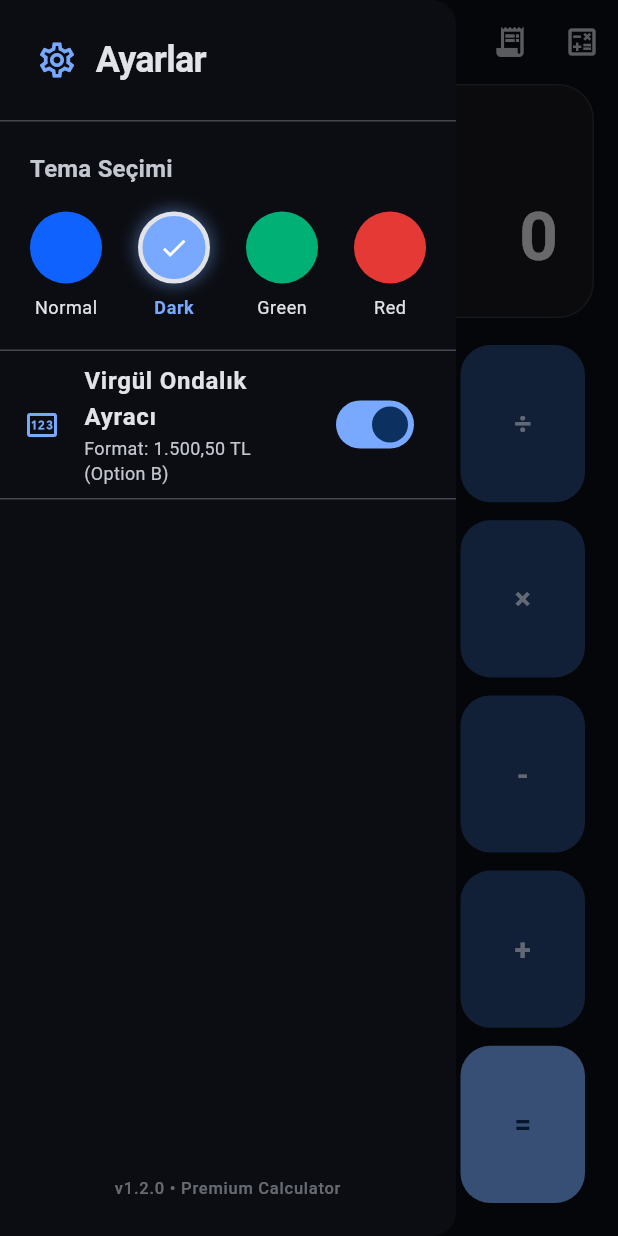
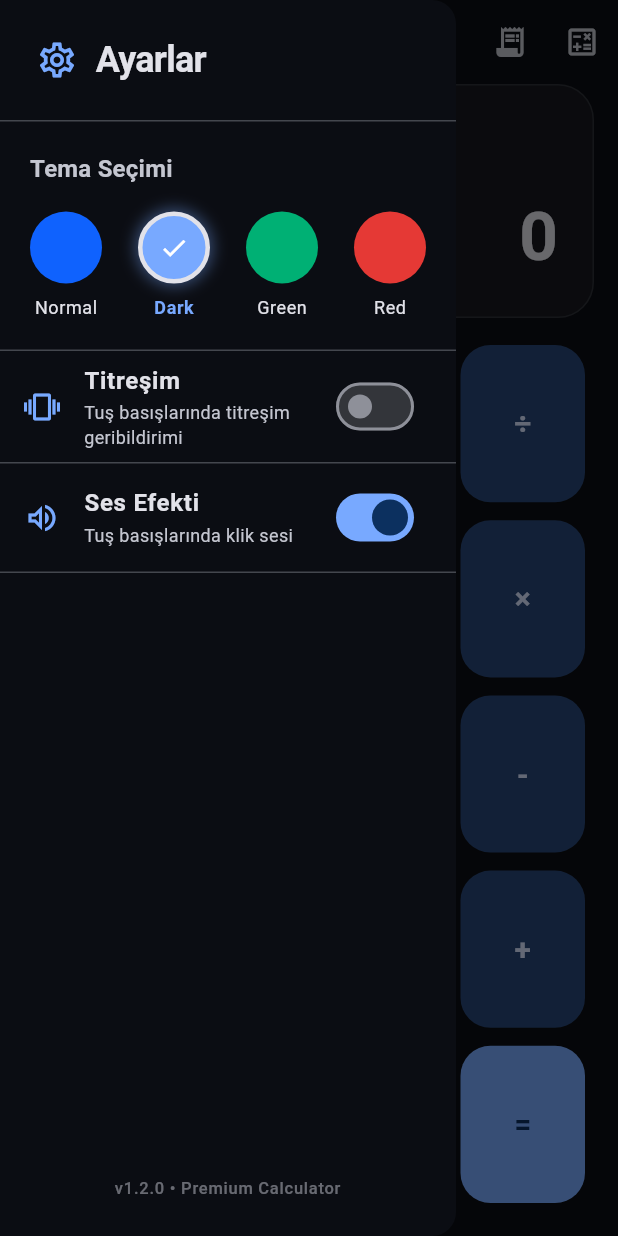
Before and after one commit to ArdaBolukbasi/hesapmakinesi, a Flutter app: the screen it shows after launch, in the side drawer, after a tap on "AC", on a phone screen of 412 x 824 dp. Run offline on Flutter 3.47's test engine with Material 3 defaults, Android fonts, the phone set to English and light mode, and no system bars; drawn by our look-alikes of auto_size_text; our stand-ins replace flutter_riverpod, math_expressions, shared_preferences; Roboto replaces fonts that are missing (RobotoMono).

Commit message:
Update settings drawer with vibration and sound toggles, reset VAT defaults to empty fields

```diff
--- a/lib/providers/settings_provider.dart
+++ b/lib/providers/settings_provider.dart
@@ -5,20 +5,24 @@ import 'package:shared_preferences/shared_preferences.dart';
 
 class SettingsState {
   final String theme; // 'light', 'dark', 'green', 'red'
-  final bool useCommaDecimal; // false: 1,500.50, true: 1.500,50
+  final bool enableVibration;
+  final bool enableSound;
 
   SettingsState({
     required this.theme,
-    required this.useCommaDecimal,
+    required this.enableVibration,
+    required this.enableSound,
   });
 
   SettingsState copyWith({
     String? theme,
-    bool? useCommaDecimal,
+    bool? enableVibration,
+    bool? enableSound,
   }) {
     return SettingsState(
       theme: theme ?? this.theme,
-      useCommaDecimal: useCommaDecimal ?? this.useCommaDecimal,
+      enableVibration: enableVibration ?? this.enableVibration,
+      enableSound: enableSound ?? this.enableSound,
     );
   }
 }
@@ -29,7 +33,8 @@ class SettingsNotifier extends Notifier<SettingsState> {
     Future.microtask(() => _loadSettings());
     return SettingsState(
       theme: 'dark',
-      useCommaDecimal: false,
+      enableVibration: true,
+      enableSound: true,
     );
   }
 
@@ -37,10 +42,12 @@ class SettingsNotifier extends Notifier<SettingsState> {
     try {
       final prefs = await SharedPreferences.getInstance();
       final savedTheme = prefs.getString('settings_theme') ?? 'dark';
-      final savedUseCommaDecimal = prefs.getBool('settings_comma_decimal') ?? false;
+      final savedVibration = prefs.getBool('settings_vibration') ?? true;
+      final savedSound = prefs.getBool('settings_sound') ?? true;
       state = SettingsState(
         theme: savedTheme,
-        useCommaDecimal: savedUseCommaDecimal,
+        enableVibration: savedVibration,
+        enableSound: savedSound,
       );
     } catch (e) {
       // Handle loading failure gracefully
@@ -57,11 +64,21 @@ class SettingsNotifier extends Notifier<SettingsState> {
     }
   }
 
-  Future<void> setUseCommaDecimal(bool useComma) async {
-    state = state.copyWith(useCommaDecimal: useComma);
+  Future<void> setVibration(bool enabled) async {
+    state = state.copyWith(enableVibration: enabled);
     try {
       final prefs = await SharedPreferences.getInstance();
-      await prefs.setBool('settings_comma_decimal', useComma);
+      await prefs.setBool('settings_vibration', enabled);
+    } catch (e) {
+      // Handle saving failure gracefully
+    }
+  }
+
+  Future<void> setSound(bool enabled) async {
+    state = state.copyWith(enableSound: enabled);
+    try {
+      final prefs = await SharedPreferences.getInstance();
+      await prefs.setBool('settings_sound', enabled);
     } catch (e) {
       // Handle saving failure gracefully
     }
--- a/lib/screens/calculator_screen.dart
+++ b/lib/screens/calculator_screen.dart
@@ -169,22 +169,38 @@ class CalculatorScreen extends ConsumerWidget {
             ),
             const Divider(height: 1),
 
-            // Decimal Separator Section
+            // Vibration Toggle
             SwitchListTile(
-              secondary: Icon(Icons.pin_outlined, color: theme.colorScheme.primary),
+              secondary: Icon(Icons.vibration_outlined, color: theme.colorScheme.primary),
               title: const Text(
-                'Virgül Ondalık Ayracı',
+                'Titreşim',
                 style: TextStyle(fontWeight: FontWeight.bold),
               ),
-              subtitle: Text(
-                settings.useCommaDecimal
-                    ? 'Format: 1.500,50 TL (Option B)'
-                    : 'Format: 1,500.50 TL (Option A)',
-                style: const TextStyle(fontSize: 12),
+              subtitle: const Text(
+                'Tuş basışlarında titreşim geribildirimi',
+                style: TextStyle(fontSize: 12),
               ),
-              value: settings.useCommaDecimal,
+              value: settings.enableVibration,
               onChanged: (val) {
-                settingsNotifier.setUseCommaDecimal(val);
+                settingsNotifier.setVibration(val);
+              },
+            ),
+            const Divider(height: 1),
+
+            // Sound Toggle
+            SwitchListTile(
+              secondary: Icon(Icons.volume_up_outlined, color: theme.colorScheme.primary),
+              title: const Text(
+                'Ses Efekti',
+                style: TextStyle(fontWeight: FontWeight.bold),
+              ),
+              subtitle: const Text(
+                'Tuş basışlarında klik sesi',
+                style: TextStyle(fontSize: 12),
+              ),
+              value: settings.enableSound,
+              onChanged: (val) {
+                settingsNotifier.setSound(val);
               },
             ),
             const Divider(height: 1),
--- a/lib/widgets/calculator_keypad.dart
+++ b/lib/widgets/calculator_keypad.dart
@@ -4,7 +4,6 @@ import 'package:flutter/material.dart';
 import 'package:flutter_riverpod/flutter_riverpod.dart';
 
 import '../providers/calculator_provider.dart';
-import '../providers/settings_provider.dart';
 
 class CalculatorKeypad extends ConsumerWidget {
   const CalculatorKeypad({super.key});
@@ -14,18 +13,14 @@ class CalculatorKeypad extends ConsumerWidget {
     final calcState = ref.watch(calculatorProvider);
     final theme = Theme.of(context);
 
-    // Watch settings to determine localized decimal separator symbol
-    final useComma = ref.watch(settingsProvider).useCommaDecimal;
-    final decimalLabel = useComma ? ',' : '.';
-
     if (calcState.isScientific) {
-      return _buildScientificKeypad(context, ref, theme, decimalLabel);
+      return _buildScientificKeypad(context, ref, theme);
     } else {
-      return _buildAccountingKeypad(context, ref, theme, decimalLabel);
+      return _buildAccountingKeypad(context, ref, theme);
     }
   }
 
-  Widget _buildAccountingKeypad(BuildContext context, WidgetRef ref, ThemeData theme, String decimalLabel) {
+  Widget _buildAccountingKeypad(BuildContext context, WidgetRef ref, ThemeData theme) {
     // 4 columns x 5 rows grid
     final notifier = ref.read(calculatorProvider.notifier);
 
@@ -57,7 +52,7 @@ class CalculatorKeypad extends ConsumerWidget {
       [
         KeypadButtonConfig(text: '0', type: ButtonType.number, onTap: () => notifier.handleKeyPress('0')),
         KeypadButtonConfig(text: '00', type: ButtonType.number, onTap: () => notifier.handleKeyPress('00')),
-        KeypadButtonConfig(text: decimalLabel, type: ButtonType.number, onTap: () => notifier.handleKeyPress('.')),
+        KeypadButtonConfig(text: '.', type: ButtonType.number, onTap: () => notifier.handleKeyPress('.')),
         KeypadButtonConfig(text: '=', type: ButtonType.equals, onTap: () => notifier.handleKeyPress('=')),
       ],
     ];
@@ -85,7 +80,7 @@ class CalculatorKeypad extends ConsumerWidget {
     );
   }
 
-  Widget _buildScientificKeypad(BuildContext context, WidgetRef ref, ThemeData theme, String decimalLabel) {
+  Widget _buildScientificKeypad(BuildContext context, WidgetRef ref, ThemeData theme) {
     // 5 columns x 6 rows grid
     final notifier = ref.read(calculatorProvider.notifier);
 
@@ -130,7 +125,7 @@ class CalculatorKeypad extends ConsumerWidget {
         KeypadButtonConfig(text: '2', type: ButtonType.number, onTap: () => notifier.handleKeyPress('2')),
         KeypadButtonConfig(text: '3', type: ButtonType.number, onTap: () => notifier.handleKeyPress('3')),
         KeypadButtonConfig(text: '0', type: ButtonType.number, onTap: () => notifier.handleKeyPress('0')),
-        KeypadButtonConfig(text: decimalLabel, type: ButtonType.number, onTap: () => notifier.handleKeyPress('.')),
+        KeypadButtonConfig(text: '.', type: ButtonType.number, onTap: () => notifier.handleKeyPress('.')),
         KeypadButtonConfig(text: '=', type: ButtonType.equals, onTap: () => notifier.handleKeyPress('=')),
       ],
     ];
```
Also changed, not shown: lib/providers/calculator_provider.dart (+24 -12 lines), lib/screens/vat_calculator_screen.dart (+15 -36 lines), lib/utils/number_formatter.dart (+9 -28 lines).
